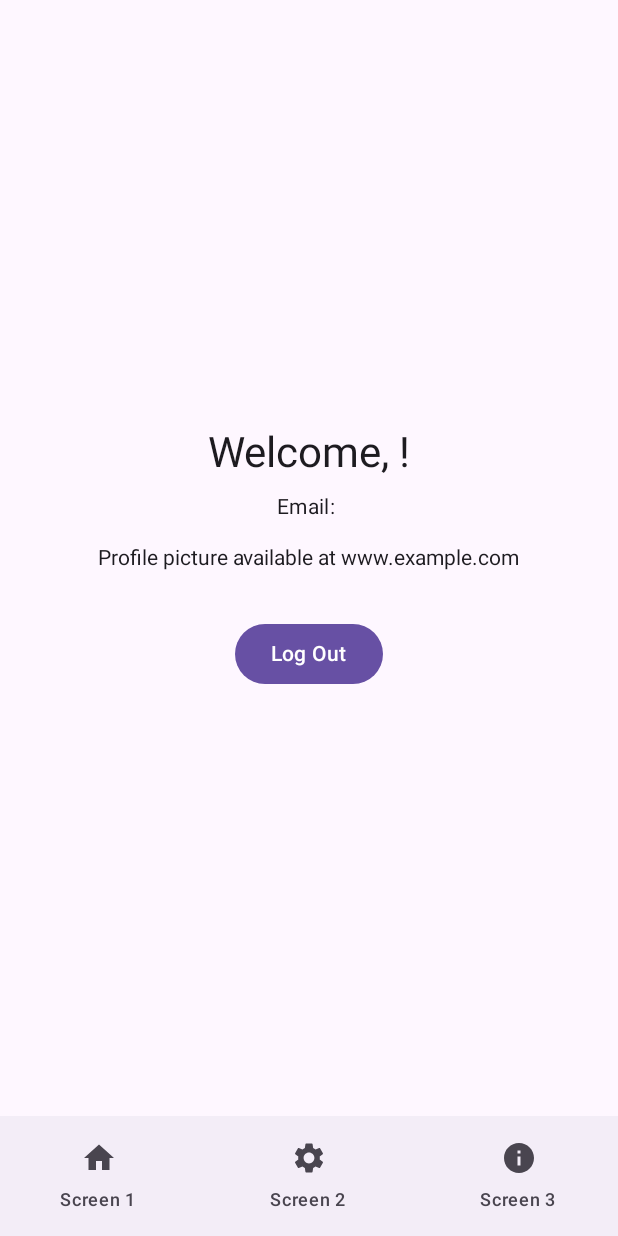
After one commit to danialramzan/financiallyfit_androidapp, an Android app built with Jetpack Compose: the composable MainScreen shown on its own in the app's theme, on a phone screen of 412 x 824 dp. The commit adds this screen. Run offline under Robolectric (Android 15) with nearby library versions, the phone set to English and light mode, and no system bars; our stand-ins replace Firebase (no records; nobody signed in at launch, a user with empty details on screens opened directly).

Commit message:
TODO: fix back stack, fix selected screen lack of highlighting, fix fade

```diff
--- /dev/null
+++ b/app/src/main/kotlin/com.danrmzn.financiallyfit/ui/MainScreen.kt
@@ -0,0 +1,153 @@
+package com.danrmzn.financiallyfit.ui
+
+import android.content.Intent
+import android.widget.Toast
+import androidx.compose.foundation.layout.*
+import androidx.compose.material.icons.Icons
+import androidx.compose.material.icons.filled.Home
+import androidx.compose.material.icons.filled.Info
+import androidx.compose.material.icons.filled.Settings
+import androidx.compose.material3.*
+import androidx.compose.runtime.Composable
+import androidx.compose.ui.Alignment
+import androidx.compose.ui.Modifier
+import androidx.compose.ui.platform.LocalContext
+import androidx.compose.ui.unit.dp
+import androidx.navigation.NavHostController
+import androidx.navigation.compose.NavHost
+import androidx.navigation.compose.composable
+import androidx.navigation.compose.rememberNavController
+import com.danrmzn.financiallyfit.GoogleAuthClient
+import com.danrmzn.financiallyfit.LoginActivity
+import com.google.firebase.auth.FirebaseAuth
+
+
+// who up singletoning
+object CURRENTUSER {
+    val NAME: String? = FirebaseAuth.getInstance().currentUser?.displayName ?: "Unknown User"
+    val EMAIL: String? = FirebaseAuth.getInstance()
+        .currentUser?.email ?: "cannotfetchuser@firebase.com"
+    val PROFILE_PICTURE: String? = FirebaseAuth.getInstance()
+        .currentUser?.photoUrl?.toString() ?: "www.example.com"
+}
+
+
+@Composable
+fun MainScreen() {
+    val navController = rememberNavController()
+
+    Scaffold(
+        bottomBar = { BottomNavigationBar(navController) }
+    ) { innerPadding ->
+        Box(modifier = Modifier.padding(innerPadding)) {
+            NavigationGraph(navController = navController)
+        }
+    }
+}
+
+@Composable
+fun BottomNavigationBar(navController: NavHostController) {
+    val currentDestination = navController.currentBackStackEntry?.destination?.route
+
+    NavigationBar {
+        NavigationBarItem(
+            selected = currentDestination == "screen1", // Highlight if on screen1
+            onClick = { navController.navigate("screen1") },
+            label = { Text("Screen 1") },
+            icon = { Icon(Icons.Default.Home, contentDescription = "Screen 1") }
+        )
+        NavigationBarItem(
+            selected = currentDestination == "screen2", // Highlight if on screen2
+            onClick = { navController.navigate("screen2") },
+            label = { Text("Screen 2") },
+            icon = { Icon(Icons.Default.Settings, contentDescription = "Screen 2") }
+        )
+        NavigationBarItem(
+            selected = currentDestination == "screen3", // Highlight if on screen3
+            onClick = { navController.navigate("screen3") },
+            label = { Text("Screen 3") },
+            icon = { Icon(Icons.Default.Info, contentDescription = "Screen 3") }
+        )
+    }
+}
+
+@Composable
+fun NavigationGraph(navController: NavHostController) {
+    NavHost(navController = navController, startDestination = "screen1") {
+        composable("screen1") {
+            Screen1()
+        }
+        composable("screen2") {
+            Screen2()
+        }
+        composable("screen3") {
+            Screen3()
+        }
+    }
+}
+
+@Composable
+fun Screen1() {
+    val context = LocalContext.current
+    val googleAuthClient = GoogleAuthClient(context)
+
+    Box(
+        modifier = Modifier.fillMaxSize(),
+        contentAlignment = Alignment.Center
+    ) {
+        Column(
+            horizontalAlignment = Alignment.CenterHorizontally,
+            modifier = Modifier.padding(16.dp)
+        ) {
+            Text(text = "Welcome, ${CURRENTUSER.NAME}!", style = MaterialTheme.typography.headlineMedium)
+            Spacer(modifier = Modifier.height(8.dp))
+            Text(text = "Email: ${CURRENTUSER.EMAIL}", style = MaterialTheme.typography.bodyMedium)
+            Spacer(modifier = Modifier.height(16.dp))
+            CURRENTUSER.PROFILE_PICTURE?.let { profilePicture ->
+                // Use an image loading library like Coil or Glide
+                Text(text = "Profile picture available at $profilePicture") // Placeholder
+            } ?: Text(text = "No profile picture available")
+            Spacer(modifier = Modifier.height(32.dp))
+            Button(
+                onClick = {
+                    googleAuthClient.signOut()
+                    Toast.makeText(context,
+                            "Successfully Logged out!",
+                            Toast.LENGTH_SHORT).show()
+
+                    // Optionally navigate to a login screen
+                    // For example: navController.navigate("login_screen")
+                    val intent = Intent(context, LoginActivity::class.java)
+
+                    // adds the value of flags (bitwise or)
+                    intent.flags = Intent.FLAG_ACTIVITY_NEW_TASK or Intent.FLAG_ACTIVITY_CLEAR_TASK // Clear back stack
+                    context.startActivity(intent)
+
+                }
+            ) {
+                Text("Log Out")
+            }
+        }
+
+    }
+}
+
+@Composable
+fun Screen2() {
+    Box(
+        modifier = Modifier.fillMaxSize(),
+        contentAlignment = Alignment.Center
+    ) {
+        Text(text = "This is Screen 2")
+    }
+}
+
+@Composable
+fun Screen3() {
+    Box(
+        modifier = Modifier.fillMaxSize(),
+        contentAlignment = Alignment.Center
+    ) {
+        Text(text = "This is Screen 3")
+    }
+}
--- a/build.gradle
+++ b/build.gradle
@@ -2,4 +2,5 @@
 plugins {
     id 'com.google.gms.google-services' version '4.4.2' apply false
     alias(libs.plugins.android.application) apply false
+    alias(libs.plugins.kotlin.android) apply false
 }
--- a/gradle/libs.versions.toml
+++ b/gradle/libs.versions.toml
@@ -17,6 +17,8 @@ navigationFragment = "2.8.5"
 navigationUi = "2.8.5"
 playServicesAuth = "21.3.0"
 uiToolingPreview = "1.7.6"
+kotlin = "1.9.24"
+coreKtx = "1.15.0"
 
 [libraries]
 credentials = { module = "androidx.credentials:credentials" }
@@ -40,6 +42,8 @@ navigation-fragment = { group = "androidx.navigation", name = "navigation-fragme
 navigation-ui = { group = "androidx.navigation", name = "navigation-ui", version.ref = "navigationUi" }
 play-services-auth = { module = "com.google.android.gms:play-services-auth" }
 ui-tooling-preview = { module = "androidx.compose.ui:ui-tooling-preview", version.ref = "uiToolingPreview" }
+core-ktx = { group = "androidx.core", name = "core-ktx", version.ref = "coreKtx" }
 
 [plugins]
 android-application = { id = "com.android.application", version.ref = "agp" }
+kotlin-android = { id = "org.jetbrains.kotlin.android", version.ref = "kotlin" }
```
Also changed, not shown: app/build.gradle (+15 -4 lines), app/src/main/java/com/danrmzn/financiallyfit/MainActivity.kt (+11 -33 lines).
